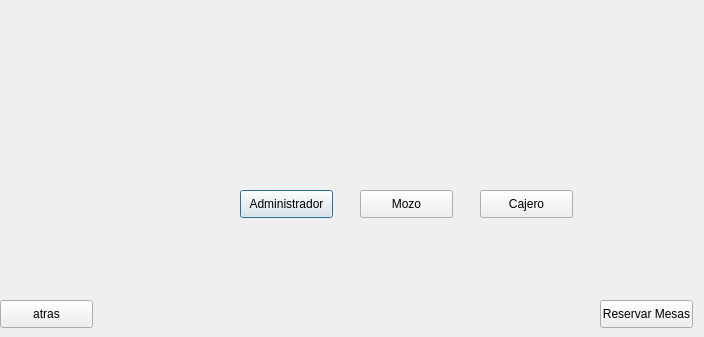
kpzaolod6000/HELLOWORLD, file RestSucursal/empleados.ui: the form before one commit.
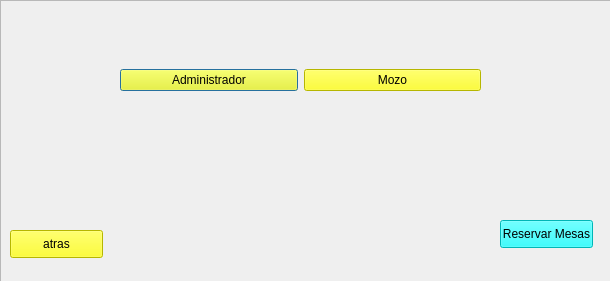
The form after the commit. Icons and pictures are not drawn.

The edit to the form file:
```diff
--- a/RestSucursal/empleados.ui
+++ b/RestSucursal/empleados.ui
@@ -6,78 +6,101 @@
    <rect>
     <x>0</x>
     <y>0</y>
-    <width>704</width>
-    <height>337</height>
+    <width>610</width>
+    <height>281</height>
    </rect>
   </property>
   <property name="windowTitle">
    <string>Dialog</string>
   </property>
-  <widget class="QPushButton" name="pushButton_administrador">
-   <property name="geometry">
-    <rect>
-     <x>240</x>
-     <y>190</y>
-     <width>93</width>
-     <height>28</height>
-    </rect>
-   </property>
-   <property name="text">
-    <string>Administrador</string>
-   </property>
-  </widget>
-  <widget class="QPushButton" name="pushButton_back">
+  <property name="styleSheet">
+   <string notr="true"/>
+  </property>
+  <widget class="QFrame" name="frame">
    <property name="geometry">
     <rect>
      <x>0</x>
-     <y>300</y>
-     <width>93</width>
-     <height>28</height>
+     <y>0</y>
+     <width>621</width>
+     <height>321</height>
     </rect>
    </property>
-   <property name="text">
-    <string>atras</string>
+   <property name="styleSheet">
+    <string notr="true">background-image: url(:/image/105999616_261599721599241_8638277958334433844_n.jpg);</string>
    </property>
-  </widget>
-  <widget class="QPushButton" name="pushButton_mozo">
-   <property name="geometry">
-    <rect>
-     <x>360</x>
-     <y>190</y>
-     <width>93</width>
-     <height>28</height>
-    </rect>
+   <property name="frameShape">
+    <enum>QFrame::StyledPanel</enum>
    </property>
-   <property name="text">
-    <string>Mozo</string>
+   <property name="frameShadow">
+    <enum>QFrame::Raised</enum>
    </property>
   </widget>
-  <widget class="QPushButton" name="pushButton_cajero_2">
+  <widget class="QWidget" name="layoutWidget">
    <property name="geometry">
     <rect>
-     <x>480</x>
-     <y>190</y>
-     <width>93</width>
-     <height>28</height>
+     <x>120</x>
+     <y>60</y>
+     <width>361</width>
+     <height>41</height>
     </rect>
    </property>
-   <property name="text">
-    <string>Cajero</string>
-   </property>
+   <layout class="QHBoxLayout" name="horizontalLayout">
+    <item>
+     <widget class="QPushButton" name="pushButton_administrador">
+      <property name="styleSheet">
+       <string notr="true">background-color: rgb(255, 255, 0);</string>
+      </property>
+      <property name="text">
+       <string>Administrador</string>
+      </property>
+     </widget>
+    </item>
+    <item>
+     <widget class="QPushButton" name="pushButton_mozo">
+      <property name="styleSheet">
+       <string notr="true">background-color: rgb(255, 255, 0);</string>
+      </property>
+      <property name="text">
+       <string>Mozo</string>
+      </property>
+     </widget>
+    </item>
+   </layout>
+   <zorder>pushButton_mozo</zorder>
+   <zorder>pushButton_administrador</zorder>
   </widget>
   <widget class="QPushButton" name="pushButton_reservar">
    <property name="geometry">
     <rect>
-     <x>600</x>
-     <y>300</y>
+     <x>500</x>
+     <y>220</y>
      <width>93</width>
      <height>28</height>
     </rect>
    </property>
+   <property name="styleSheet">
+    <string notr="true">background-color: rgb(0, 255, 255);</string>
+   </property>
    <property name="text">
     <string>Reservar Mesas</string>
    </property>
   </widget>
+  <widget class="QPushButton" name="pushButton_back">
+   <property name="geometry">
+    <rect>
+     <x>10</x>
+     <y>230</y>
+     <width>93</width>
+     <height>28</height>
+    </rect>
+   </property>
+   <property name="styleSheet">
+    <string notr="true">background-color: rgb(255, 255, 0);</string>
+   </property>
+   <property name="text">
+    <string>atras</string>
+   </property>
+  </widget>
  </widget>
  <resources/>
  <connections/>
```
